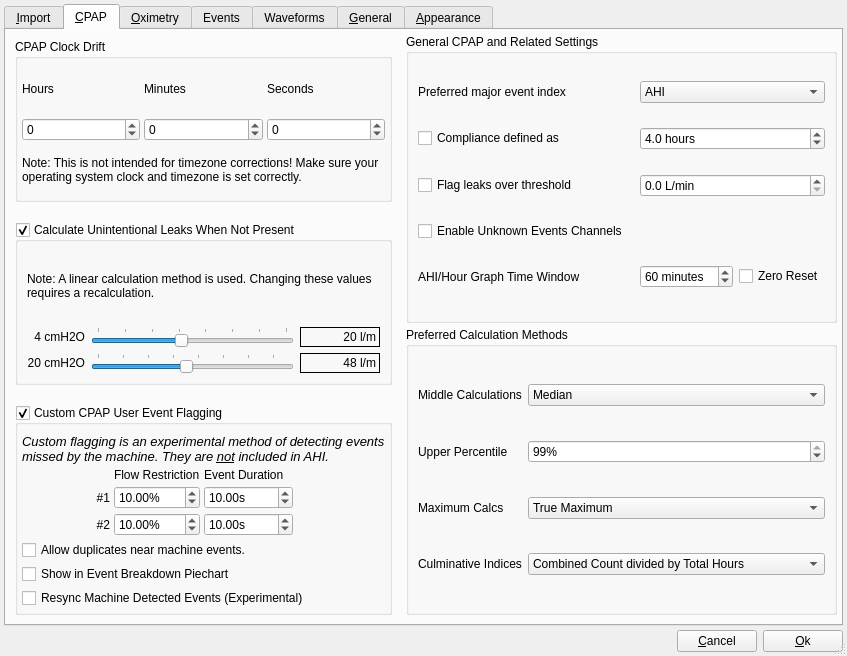
Qt form sleepyhead/preferencesdialog.ui (sbonaime/sleepyhead-code.) before a commit.
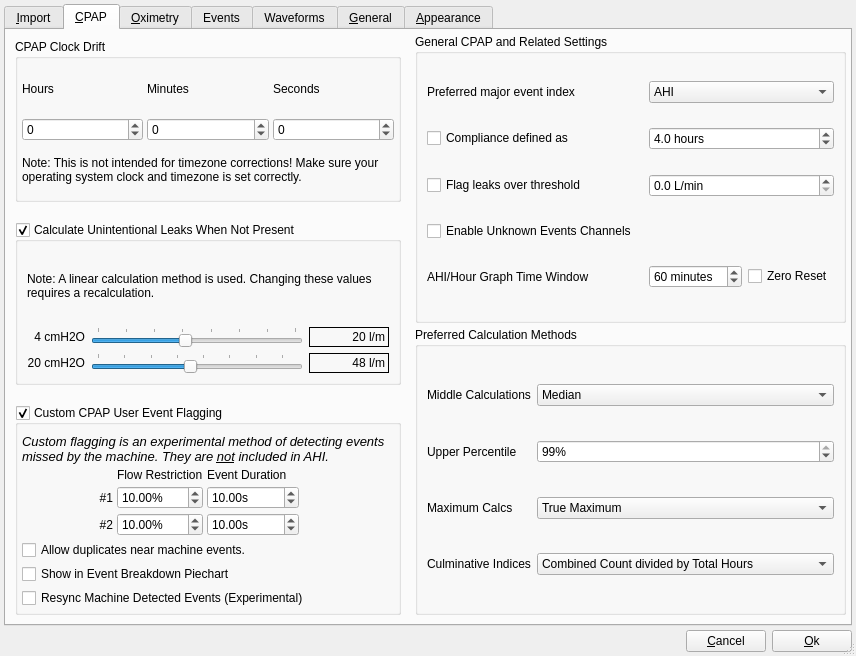
The same form after that commit. The open tabs and pages were chosen to show the change. Icons and pictures are not drawn.

Commit message: Hopefully improve PRS1 Chunk Header Data Block parsing.. this needs thorough testing against each PRS1 model

Patch:
```diff
--- a/sleepyhead/preferencesdialog.ui
+++ b/sleepyhead/preferencesdialog.ui
@@ -9,7 +9,7 @@
    <rect>
     <x>0</x>
     <y>0</y>
-    <width>847</width>
+    <width>856</width>
     <height>656</height>
    </rect>
   </property>
```
Left out of the diff: 2 changed lines with no effect on the pictures. The commit also changes 2 other files.
